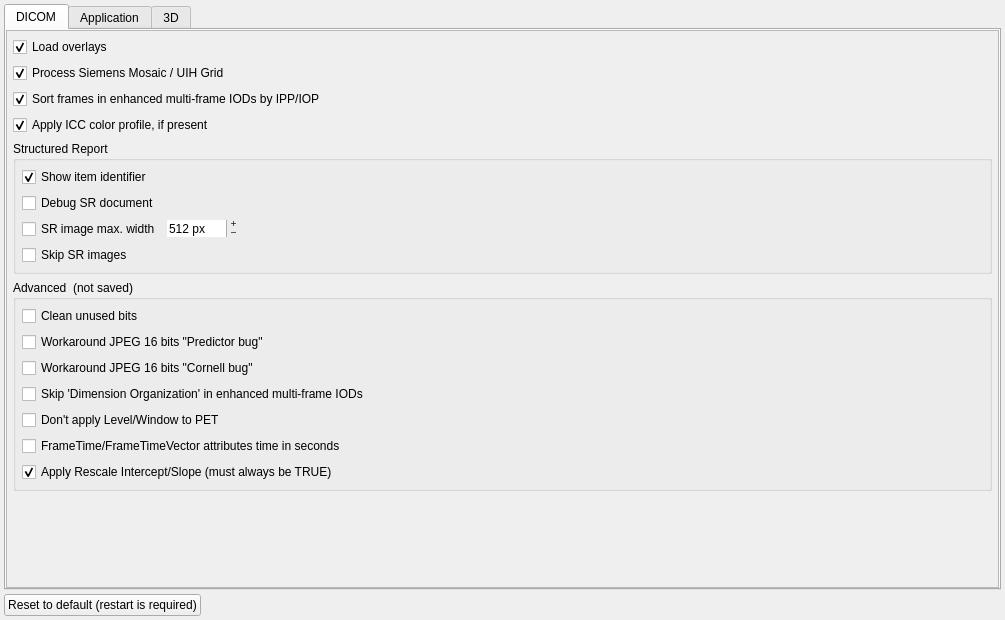
The window that GUI/settingswidget.ui (AlizaMedicalImaging/AlizaMS) describes before a commit, drawn with Qt 5.
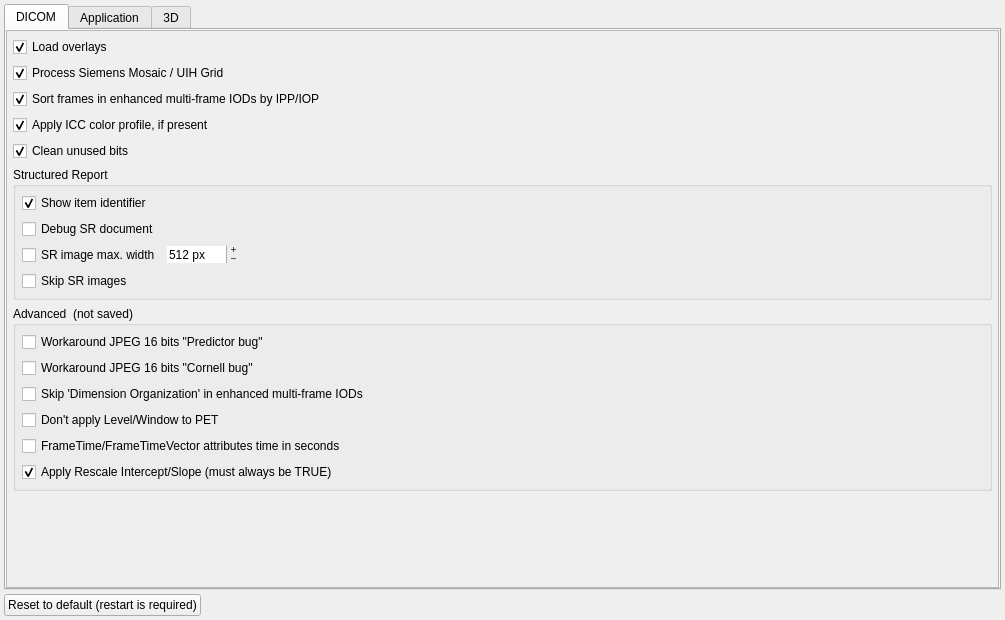
The same window after the commit.

Commit message: updated clean unused bits option

What changed in the file:
```diff
--- a/GUI/settingswidget.ui
+++ b/GUI/settingswidget.ui
@@ -139,6 +139,25 @@
              </property>
             </widget>
            </item>
+           <item>
+            <widget class="QCheckBox" name="clean_unused_checkBox">
+             <property name="sizePolicy">
+              <sizepolicy hsizetype="Expanding" vsizetype="Fixed">
+               <horstretch>0</horstretch>
+               <verstretch>0</verstretch>
+              </sizepolicy>
+             </property>
+             <property name="toolTip">
+              <string>&lt;html&gt;&lt;head/&gt;&lt;body&gt;&lt;p&gt;Clean unused bits if &lt;span style=&quot; font-style:italic;&quot;&gt;BitsAllocated &amp;gt; BitsStored. &lt;/span&gt;Slower.&lt;/p&gt;&lt;/body&gt;&lt;/html&gt;</string>
+             </property>
+             <property name="text">
+              <string>Clean unused bits</string>
+             </property>
+             <property name="checked">
+              <bool>true</bool>
+             </property>
+            </widget>
+           </item>
            <item>
             <widget class="QGroupBox" name="groupBox_4">
              <property name="sizePolicy">
@@ -287,22 +306,6 @@
               <property name="margin">
                <number>6</number>
               </property>
-              <item>
-               <widget class="QCheckBox" name="clean_unused_checkBox">
-                <property name="sizePolicy">
-                 <sizepolicy hsizetype="Expanding" vsizetype="Fixed">
-                  <horstretch>0</horstretch>
-                  <verstretch>0</verstretch>
-                 </sizepolicy>
-                </property>
-                <property name="toolTip">
-                 <string>&lt;html&gt;&lt;head/&gt;&lt;body&gt;&lt;p&gt;Clean unused bits if &lt;span style=&quot; font-style:italic;&quot;&gt;BitsAllocated &amp;gt; BitsStored. &lt;/span&gt;Slower.&lt;/p&gt;&lt;/body&gt;&lt;/html&gt;</string>
-                </property>
-                <property name="text">
-                 <string>Clean unused bits</string>
-                </property>
-               </widget>
-              </item>
               <item>
                <widget class="QCheckBox" name="pred6_checkBox">
                 <property name="sizePolicy">
```
Left out of the diff: 2 changed lines with no effect on the pictures. The commit also changes 1 other file.
